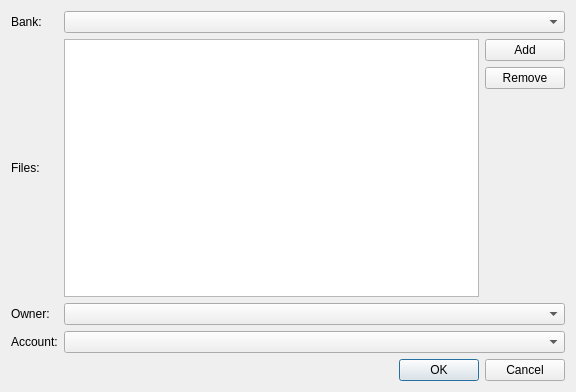
The window that src/ui/importdatadialog.ui (KindVador/Accountancy) describes before a commit, drawn with Qt 5.
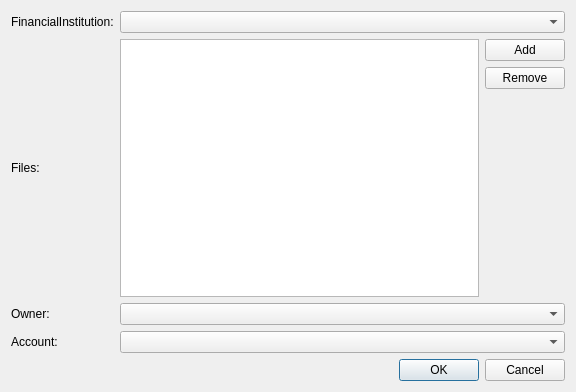
The same window after the commit.

Commit message: rename Bank to FinancialInstitution

```diff
--- a/src/ui/importdatadialog.ui
+++ b/src/ui/importdatadialog.ui
@@ -17,7 +17,7 @@
    <item row="0" column="0">
     <widget class="QLabel" name="bankLabel">
      <property name="text">
-      <string>Bank:</string>
+      <string>FinancialInstitution:</string>
      </property>
     </widget>
    </item>
```
Left out of the diff: 4 changed lines with no effect on the pictures. The commit also changes 14 other files.
